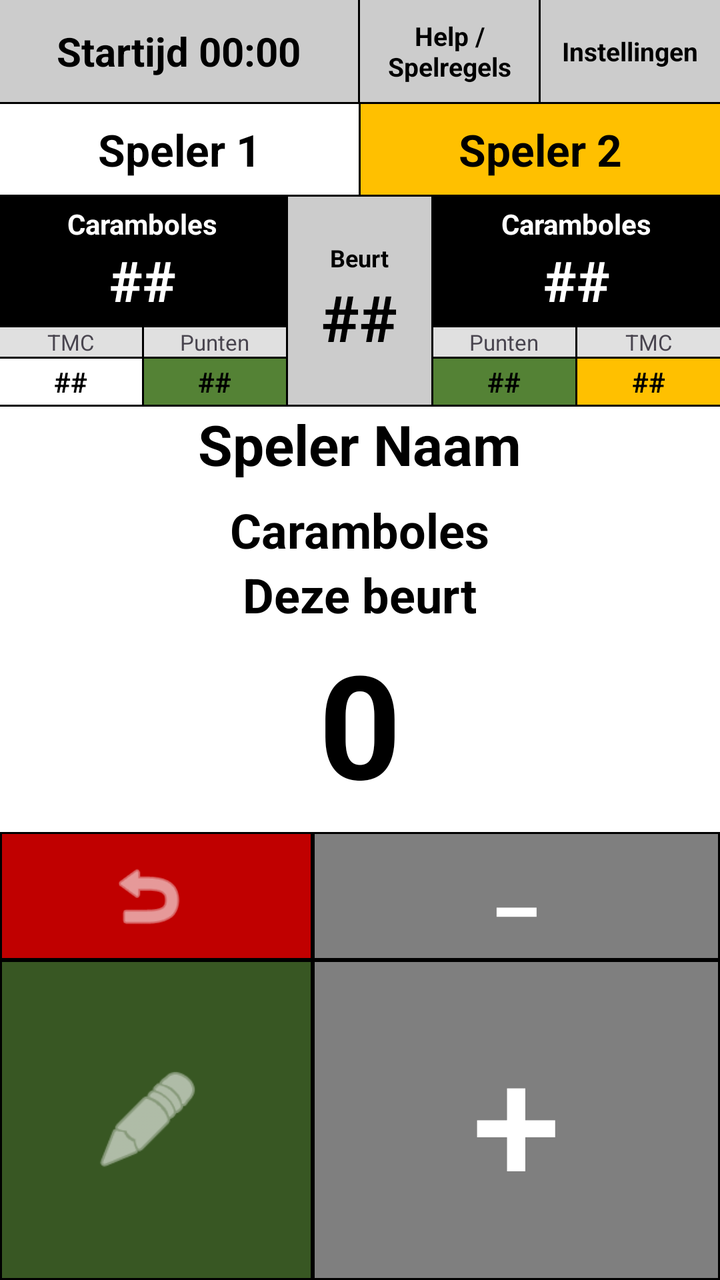
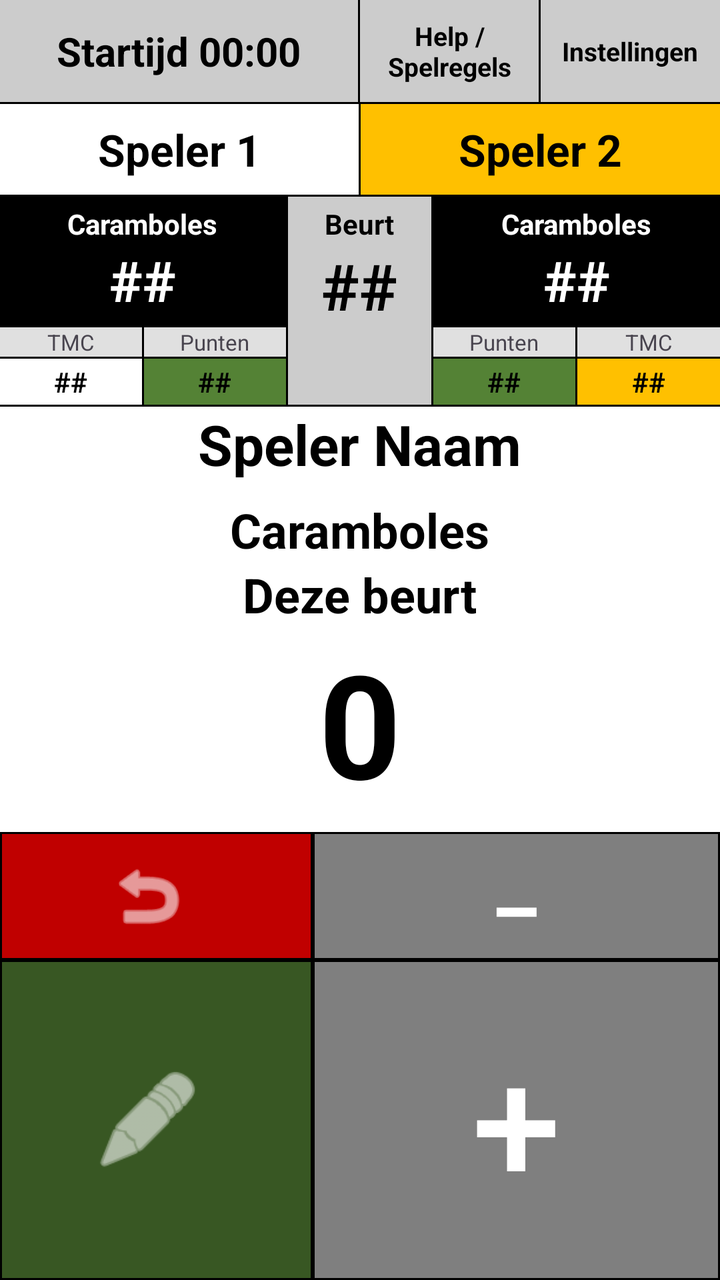

Two renders of the same Android screen: before a commit and after it. Below are the layout's source before the change and the commit's diff.
<!-- AndroidManifest.xml: application theme Theme.ScoreKrijtApp -->
<!-- res/layout/activity_biljard_game.xml -->
﻿<?xml version="1.0" encoding="utf-8"?>
<androidx.constraintlayout.widget.ConstraintLayout xmlns:android="http://schemas.android.com/apk/res/android"
    xmlns:app="http://schemas.android.com/apk/res-auto"
    xmlns:tools="http://schemas.android.com/tools"
    android:id="@+id/main"
    android:layout_width="match_parent"
    android:layout_height="match_parent"
    android:background="@color/white"
    tools:context=".BiljardGame">

    
    <LinearLayout
        android:id="@+id/ll_top_header"
        android:layout_width="match_parent"
        android:layout_height="wrap_content"
        android:orientation="horizontal"
        app:layout_constraintTop_toTopOf="parent">

        <TextView
            android:id="@+id/tv_start_time"
            android:layout_width="0dp"
            android:layout_height="wrap_content"
            android:layout_weight="1"
            android:background="@color/gray_header"
            android:gravity="center"
            android:padding="12dp"
            android:text="Startijd 00:00"
            android:textColor="@color/black"
            android:textSize="20sp"
            android:textStyle="bold" />

        <View
            android:layout_width="1dp"
            android:layout_height="match_parent"
            android:background="@color/black" />

        <TextView
            android:id="@+id/btn_help_top"
            android:layout_width="0dp"
            android:layout_height="match_parent"
            android:layout_weight="0.5"
            android:background="@color/gray_header"
            android:gravity="center"
            android:padding="4dp"
            android:text="@string/help_menu_label"
            android:textColor="@color/black"
            android:textSize="13sp"
            android:textStyle="bold" />

        <View
            android:layout_width="1dp"
            android:layout_height="match_parent"
            android:background="@color/black" />


        <TextView
            android:id="@+id/btn_settings"
            android:layout_width="0dp"
            android:layout_height="match_parent"
            android:layout_weight="0.5"
            android:background="@color/gray_header"
            android:gravity="center"
            android:padding="4dp"
            android:text="@string/settings_label"
            android:textColor="@color/black"
            android:textSize="13sp"
            android:textStyle="bold" />
    </LinearLayout>

    <View
        android:id="@+id/line1"
        android:layout_width="match_parent"
        android:layout_height="1dp"
        android:background="@color/black"
        app:layout_constraintTop_toBottomOf="@id/ll_top_header" />

    
    <LinearLayout
        android:id="@+id/ll_player_names"
        android:layout_width="match_parent"
        android:layout_height="wrap_content"
        android:baselineAligned="false"
        android:orientation="horizontal"
        app:layout_constraintTop_toBottomOf="@id/line1">

        <TextView
            android:id="@+id/tv_player1_name"
            android:layout_width="0dp"
            android:layout_height="wrap_content"
            android:layout_weight="1"
            android:background="@color/white"
            android:gravity="center"
            android:padding="8dp"
            android:text="@string/player1_default"
            android:textColor="@color/black"
            android:textSize="22sp"
            android:textStyle="bold" />

        <View
            android:layout_width="1dp"
            android:layout_height="match_parent"
            android:background="@color/black" />

        <TextView
            android:id="@+id/tv_player2_name"
            android:layout_width="0dp"
            android:layout_height="match_parent"
            android:layout_weight="1"
            android:background="@color/player2_yellow"
            android:gravity="center"
            android:padding="8dp"
            android:text="@string/player2_default"
            android:textColor="@color/black"
            android:textSize="22sp"
            android:textStyle="bold" />
    </LinearLayout>

    <View
        android:id="@+id/line2"
        android:layout_width="match_parent"
        android:layout_height="1dp"
        android:background="@color/black"
        app:layout_constraintTop_toBottomOf="@id/ll_player_names" />

    
    <LinearLayout
        android:id="@+id/ll_score_grid"
        android:layout_width="match_parent"
        android:layout_height="wrap_content"
        android:orientation="horizontal"
        app:layout_constraintTop_toBottomOf="@id/line2">

        
        <LinearLayout
            android:layout_width="0dp"
            android:layout_height="wrap_content"
            android:layout_weight="2"
            android:orientation="vertical">

            <LinearLayout
                android:layout_width="match_parent"
                android:layout_height="wrap_content"
                android:background="@color/black"
                android:gravity="center"
                android:orientation="vertical"
                android:padding="4dp">

                <TextView
                    android:layout_width="wrap_content"
                    android:layout_height="wrap_content"
                    android:text="@string/caramboles"
                    android:textColor="@color/white"
                    android:textSize="14sp"
                    android:textStyle="bold" />

                <TextView
                    android:id="@+id/tv_p1_caramboles"
                    android:layout_width="wrap_content"
                    android:layout_height="wrap_content"
                    android:text="##"
                    android:textColor="@color/white"
                    android:textSize="28sp"
                    android:textStyle="bold" />
            </LinearLayout>

            <View
                android:layout_width="match_parent"
                android:layout_height="1dp"
                android:background="@color/black" />

            <LinearLayout
                android:layout_width="match_parent"
                android:layout_height="wrap_content"
                android:orientation="horizontal">

                <TextView
                    android:layout_width="0dp"
                    android:layout_height="wrap_content"
                    android:layout_weight="1"
                    android:background="@color/gray_background"
                    android:gravity="center"
                    android:text="@string/tmc"
                    android:textSize="11sp" />

                <View
                    android:layout_width="1dp"
                    android:layout_height="match_parent"
                    android:background="@color/black" />

                <TextView
                    android:layout_width="0dp"
                    android:layout_height="wrap_content"
                    android:layout_weight="1"
                    android:background="@color/gray_background"
                    android:gravity="center"
                    android:text="@string/points"
                    android:textSize="11sp" />
            </LinearLayout>

            <View
                android:layout_width="match_parent"
                android:layout_height="1dp"
                android:background="@color/black" />

            <LinearLayout
                android:layout_width="match_parent"
                android:layout_height="wrap_content"
                android:orientation="horizontal">

                <TextView
                    android:id="@+id/tv_p1_tmc"
                    android:layout_width="0dp"
                    android:layout_height="wrap_content"
                    android:layout_weight="1"
                    android:background="@color/white"
                    android:gravity="center"
                    android:padding="2dp"
                    android:text="##"
                    android:textColor="@color/black"
                    android:textStyle="bold" />

                <View
                    android:layout_width="1dp"
                    android:layout_height="match_parent"
                    android:background="@color/black" />

                <TextView
                    android:id="@+id/tv_p1_punten"
                    android:layout_width="0dp"
                    android:layout_height="match_parent"
                    android:layout_weight="1"
                    android:background="@color/stats_green"
                    android:gravity="center"
                    android:padding="2dp"
                    android:text="##"
                    android:textColor="@color/black"
                    android:textStyle="bold" />
            </LinearLayout>
        </LinearLayout>

        <View
            android:layout_width="1dp"
            android:layout_height="match_parent"
            android:background="@color/black" />

        
        <LinearLayout
            android:layout_width="0dp"
            android:layout_height="match_parent"
            android:layout_weight="1"
            android:background="@color/gray_header"
            android:gravity="center"
            android:orientation="vertical">

            <TextView
                android:layout_width="wrap_content"
                android:layout_height="wrap_content"
                android:text="@string/inning"
                android:textColor="@color/black"
                android:textSize="12sp"
                android:textStyle="bold" />

            <TextView
                android:id="@+id/tv_current_turn"
                android:layout_width="wrap_content"
                android:layout_height="wrap_content"
                android:text="##"
                android:textColor="@color/black"
                android:textSize="32sp"
                android:textStyle="bold" />
        </LinearLayout>

        <View
            android:layout_width="1dp"
            android:layout_height="match_parent"
            android:background="@color/black" />

        
        <LinearLayout
            android:layout_width="0dp"
            android:layout_height="wrap_content"
            android:layout_weight="2"
            android:orientation="vertical">

            <LinearLayout
                android:layout_width="match_parent"
                android:layout_height="wrap_content"
                android:background="@color/black"
                android:gravity="center"
                android:orientation="vertical"
                android:padding="4dp">

                <TextView
                    android:layout_width="wrap_content"
                    android:layout_height="wrap_content"
                    android:text="@string/caramboles"
                    android:textColor="@color/white"
                    android:textSize="14sp"
                    android:textStyle="bold" />

                <TextView
                    android:id="@+id/tv_p2_caramboles"
                    android:layout_width="wrap_content"
                    android:layout_height="wrap_content"
                    android:text="##"
                    android:textColor="@color/white"
                    android:textSize="28sp"
                    android:textStyle="bold" />
            </LinearLayout>

            <View
                android:layout_width="match_parent"
                android:layout_height="1dp"
                android:background="@color/black" />

            <LinearLayout
                android:layout_width="match_parent"
                android:layout_height="wrap_content"
                android:orientation="horizontal">

                <TextView
                    android:layout_width="0dp"
                    android:layout_height="wrap_content"
                    android:layout_weight="1"
                    android:background="@color/gray_background"
                    android:gravity="center"
                    android:text="@string/points"
                    android:textSize="11sp" />

                <View
                    android:layout_width="1dp"
                    android:layout_height="match_parent"
                    android:background="@color/black" />

                <TextView
                    android:layout_width="0dp"
                    android:layout_height="wrap_content"
                    android:layout_weight="1"
                    android:background="@color/gray_background"
                    android:gravity="center"
                    android:text="@string/tmc"
                    android:textSize="11sp" />
            </LinearLayout>

            <View
                android:layout_width="match_parent"
                android:layout_height="1dp"
                android:background="@color/black" />

            <LinearLayout
                android:layout_width="match_parent"
                android:layout_height="wrap_content"
                android:orientation="horizontal">

                <TextView
                    android:id="@+id/tv_p2_punten"
                    android:layout_width="0dp"
                    android:layout_height="match_parent"
                    android:layout_weight="1"
                    android:background="@color/stats_green"
                    android:gravity="center"
                    android:padding="2dp"
                    android:text="##"
                    android:textColor="@color/black"
                    android:textStyle="bold" />

                <View
                    android:layout_width="1dp"
                    android:layout_height="match_parent"
                    android:background="@color/black" />

                <TextView
                    android:id="@+id/tv_p2_tmc"
                    android:layout_width="0dp"
                    android:layout_height="wrap_content"
                    android:layout_weight="1"
                    android:background="@color/player2_yellow"
                    android:gravity="center"
                    android:padding="2dp"
                    android:text="##"
                    android:textColor="@color/black"
                    android:textStyle="bold" />
            </LinearLayout>
        </LinearLayout>
    </LinearLayout>

    <View
        android:id="@+id/line3"
        android:layout_width="match_parent"
        android:layout_height="1dp"
        android:background="@color/black"
        app:layout_constraintTop_toBottomOf="@id/ll_score_grid" />

    
    <LinearLayout
        android:id="@+id/ll_display"
        android:layout_width="match_parent"
        android:layout_height="0dp"
        android:gravity="center"
        android:orientation="vertical"
        app:layout_constraintBottom_toTopOf="@id/ll_controls"
        app:layout_constraintTop_toBottomOf="@id/line3"
        app:layout_constraintVertical_weight="1">

        <TextView
            android:id="@+id/tv_active_player_name"
            android:layout_width="wrap_content"
            android:layout_height="wrap_content"
            android:layout_marginBottom="8dp"
            android:text="Speler Naam"
            android:textColor="@color/black"
            android:textSize="28sp"
            android:textStyle="bold" />

        <TextView
            android:layout_width="wrap_content"
            android:layout_height="wrap_content"
            android:text="@string/caramboles"
            android:textColor="@color/black"
            android:textSize="24sp"
            android:textStyle="bold" />

        <TextView
            android:layout_width="wrap_content"
            android:layout_height="wrap_content"
            android:text="@string/this_turn"
            android:textColor="@color/black"
            android:textSize="24sp"
            android:textStyle="bold" />

        <TextView
            android:id="@+id/tv_inning_score"
            android:layout_width="wrap_content"
            android:layout_height="wrap_content"
            android:text="0"
            android:textColor="@color/black"
            android:textSize="72sp"
            android:textStyle="bold" />

        <TextView
            android:id="@+id/tv_remaining"
            android:layout_width="wrap_content"
            android:layout_height="wrap_content"
            android:layout_marginTop="4dp"
            android:text="En nog ##"
            android:textColor="@color/black"
            android:textSize="18sp"
            android:textStyle="bold" />
    </LinearLayout>

    
    <LinearLayout
        android:id="@+id/ll_controls"
        android:layout_width="match_parent"
        android:layout_height="0dp"
        android:orientation="horizontal"
        app:layout_constraintBottom_toBottomOf="parent"
        app:layout_constraintHeight_percent="0.35">

        <LinearLayout
            android:layout_width="0dp"
            android:layout_height="match_parent"
            android:layout_weight="1"
            android:orientation="vertical">

            <com.google.android.material.button.MaterialButton
                android:id="@+id/btn_undo"
                android:layout_width="match_parent"
                android:layout_height="0dp"
                android:layout_weight="1"
                android:backgroundTint="@color/undo_red"
                android:insetLeft="0dp"
                android:insetTop="0dp"
                android:insetRight="0dp"
                android:insetBottom="0dp"
                android:padding="0dp"
                app:cornerRadius="0dp"
                app:icon="@android:drawable/ic_menu_revert"
                app:iconGravity="textStart"
                app:iconSize="42dp"
                app:strokeColor="@color/black"
                app:strokeWidth="1dp" />

            <com.google.android.material.button.MaterialButton
                android:id="@+id/btn_edit"
                android:layout_width="match_parent"
                android:layout_height="0dp"
                android:layout_weight="2.5"
                android:backgroundTint="@color/edit_green"
                android:insetLeft="0dp"
                android:insetTop="0dp"
                android:insetRight="0dp"
                android:insetBottom="0dp"
                android:padding="0dp"
                app:cornerRadius="0dp"
                app:icon="@android:drawable/ic_menu_edit"
                app:iconGravity="textStart"
                app:iconSize="56dp"
                app:strokeColor="@color/black"
                app:strokeWidth="1dp" />
        </LinearLayout>

        <LinearLayout
            android:layout_width="0dp"
            android:layout_height="match_parent"
            android:layout_weight="1.3"
            android:orientation="vertical">

            <com.google.android.material.button.MaterialButton
                android:id="@+id/btn_minus"
                android:layout_width="match_parent"
                android:layout_height="0dp"
                android:layout_weight="1"
                android:backgroundTint="@color/btn_gray"
                android:insetLeft="0dp"
                android:insetTop="0dp"
                android:insetRight="0dp"
                android:insetBottom="0dp"
                android:text="@string/minus_sign"
                android:textColor="@color/white"
                android:textSize="48sp"
                app:cornerRadius="0dp"
                app:strokeColor="@color/black"
                app:strokeWidth="1dp" />

            <com.google.android.material.button.MaterialButton
                android:id="@+id/btn_plus"
                android:layout_width="match_parent"
                android:layout_height="0dp"
                android:layout_weight="2.5"
                android:backgroundTint="@color/btn_gray"
                android:insetLeft="0dp"
                android:insetTop="0dp"
                android:insetRight="0dp"
                android:insetBottom="0dp"
                android:text="@string/plus_sign"
                android:textColor="@color/white"
                android:textSize="80sp"
                app:cornerRadius="0dp"
                app:strokeColor="@color/black"
                app:strokeWidth="1dp" />
        </LinearLayout>
    </LinearLayout>

</androidx.constraintlayout.widget.ConstraintLayout>
<!-- resources referenced by this layout -->
<resources>
  <color name="black">#FF000000</color>
  <color name="btn_gray">#7F7F7F</color>
  <color name="edit_green">#385723</color>
  <color name="gray_background">#E0E0E0</color>
  <color name="gray_header">#CCCCCC</color>
  <color name="player2_yellow">#FFC000</color>
  <color name="stats_green">#548235</color>
  <color name="undo_red">#C00000</color>
  <color name="white">#FFFFFFFF</color>
  <string name="caramboles">Caramboles</string>
  <string name="help_menu_label">Help / Spelregels</string>
  <string name="inning">Beurt</string>
  <string name="minus_sign">−</string>
  <string name="player1_default">Speler 1</string>
  <string name="player2_default">Speler 2</string>
  <string name="plus_sign">+</string>
  <string name="points">Punten</string>
  <string name="settings_label">Instellingen</string>
  <string name="this_turn">Deze beurt</string>
  <string name="tmc">TMC</string>
  <style name="Theme.ScoreKrijtApp" parent="Base.Theme.ScoreKrijtApp" />
  <style name="Base.Theme.ScoreKrijtApp" parent="Theme.Material3.Light.NoActionBar">
          
          <item name="colorPrimary">@color/edit_green</item>
          <item name="colorOnPrimary">@color/white</item>
          <item name="colorPrimaryContainer">#D1E8C5</item>
          <item name="colorOnPrimaryContainer">@color/edit_green</item>
  
          
          <item name="colorSecondary">@color/stats_green</item>
          <item name="colorOnSecondary">@color/white</item>
          <item name="colorSecondaryContainer">#E8F5E9</item>
          <item name="colorOnSecondaryContainer">@color/stats_green</item>
  
          
          <item name="colorTertiary">#2E7D32</item>
          <item name="colorOnTertiary">@color/white</item>
          <item name="colorTertiaryContainer">#C8E6C9</item>
          <item name="colorOnTertiaryContainer">#1B5E20</item>
  
          
          <item name="android:statusBarColor">@color/edit_green</item>
      </style>
</resources>

<!-- the commit's change to res/layout/activity_biljard_game.xml (unified diff, before → after) -->
@@ -40,6 +40,7 @@
             android:layout_height="match_parent"
             android:layout_weight="0.5"
             android:background="@color/gray_header"
+            android:foreground="@drawable/bevel_raised_small"
             android:gravity="center"
             android:padding="4dp"
             android:text="@string/help_menu_label"
@@ -59,6 +60,7 @@
             android:layout_height="match_parent"
             android:layout_weight="0.5"
             android:background="@color/gray_header"
+            android:foreground="@drawable/bevel_raised_small"
             android:gravity="center"
             android:padding="4dp"
             android:text="@string/settings_label"
@@ -193,6 +195,7 @@
                     android:layout_weight="1"
                     android:background="@color/gray_background"
                     android:gravity="center"
+                    android:id="@+id/tv_p1_points_label"
                     android:text="@string/points"
                     android:textSize="11sp" />
             </LinearLayout>
@@ -245,11 +248,17 @@
 
         
         <LinearLayout
+            android:id="@+id/inning_column"
             android:layout_width="0dp"
             android:layout_height="match_parent"
             android:layout_weight="1"
             android:background="@color/gray_header"
-            android:gravity="center"
+            android:clickable="true"
+            android:contentDescription="Tijdelijk wedstrijd overzicht"
+            android:focusable="true"
+            android:foreground="@drawable/bevel_raised_small"
+            android:gravity="top|center_horizontal"
+            android:paddingTop="4dp"
             android:orientation="vertical">
 
             <TextView
@@ -257,7 +266,7 @@
                 android:layout_height="wrap_content"
                 android:text="@string/inning"
                 android:textColor="@color/black"
-                android:textSize="12sp"
+                android:textSize="14sp"
                 android:textStyle="bold" />
 
             <TextView
@@ -324,6 +333,7 @@
                     android:layout_weight="1"
                     android:background="@color/gray_background"
                     android:gravity="center"
+                    android:id="@+id/tv_p2_points_label"
                     android:text="@string/points"
                     android:textSize="11sp" />
 
@@ -469,6 +479,9 @@
                 android:layout_height="0dp"
                 android:layout_weight="1"
                 android:backgroundTint="@color/undo_red"
+                android:elevation="0dp"
+                android:foreground="@drawable/bevel_raised"
+                android:stateListAnimator="@null"
                 android:insetLeft="0dp"
                 android:insetTop="0dp"
                 android:insetRight="0dp"
@@ -487,6 +500,9 @@
                 android:layout_height="0dp"
                 android:layout_weight="2.5"
                 android:backgroundTint="@color/edit_green"
+                android:elevation="0dp"
+                android:foreground="@drawable/bevel_raised"
+                android:stateListAnimator="@null"
                 android:insetLeft="0dp"
                 android:insetTop="0dp"
                 android:insetRight="0dp"
@@ -512,6 +528,9 @@
                 android:layout_height="0dp"
                 android:layout_weight="1"
                 android:backgroundTint="@color/btn_gray"
+                android:elevation="0dp"
+                android:foreground="@drawable/bevel_raised"
+                android:stateListAnimator="@null"
                 android:insetLeft="0dp"
                 android:insetTop="0dp"
                 android:insetRight="0dp"
@@ -529,6 +548,9 @@
                 android:layout_height="0dp"
                 android:layout_weight="2.5"
                 android:backgroundTint="@color/btn_gray"
+                android:elevation="0dp"
+                android:foreground="@drawable/bevel_raised"
+                android:stateListAnimator="@null"
                 android:insetLeft="0dp"
                 android:insetTop="0dp"
                 android:insetRight="0dp"
<!-- resource entries referenced after the edit -->
@@ -9,6 +9,8 @@
   <color name="stats_green">#548235</color>
   <color name="undo_red">#C00000</color>
   <color name="white">#FFFFFFFF</color>
+  <!-- drawable bevel_raised: vector/xml drawable (drawable, 2449 chars, omitted) -->
+  <!-- drawable bevel_raised_small: vector/xml drawable (drawable, 2441 chars, omitted) -->
   <string name="caramboles">Caramboles</string>
   <string name="help_menu_label">Help / Spelregels</string>
   <string name="inning">Beurt</string>
@@ -42,6 +44,32 @@
   
           
           <item name="android:statusBarColor">@color/edit_green</item>
+  
+          
+          <item name="materialButtonStyle">@style/Widget.ScoreKrijt.Button</item>
+  
+          
+          <item name="alertDialogTheme">@style/ThemeOverlay.ScoreKrijt.AlertDialog</item>
+          <item name="materialAlertDialogTheme">@style/ThemeOverlay.ScoreKrijt.AlertDialog</item>
+      </style>
+  <style name="Widget.ScoreKrijt.Button" parent="Widget.Material3.Button">
+          <item name="shapeAppearance">@style/ShapeAppearance.ScoreKrijt.Button</item>
+          
+          <item name="android:stateListAnimator">@animator/button_relief</item>
+          <item name="strokeColor">#40000000</item>
+          <item name="strokeWidth">1dp</item>
+      </style>
+  <style name="ThemeOverlay.ScoreKrijt.AlertDialog" parent="ThemeOverlay.Material3.MaterialAlertDialog">
+          <item name="buttonBarPositiveButtonStyle">@style/Widget.ScoreKrijt.Button.Dialog</item>
+          <item name="buttonBarNegativeButtonStyle">@style/Widget.ScoreKrijt.Button.Dialog</item>
+          <item name="buttonBarNeutralButtonStyle">@style/Widget.ScoreKrijt.Button.Dialog</item>
+      </style>
+  <style name="ShapeAppearance.ScoreKrijt.Button" parent="">
+          <item name="cornerFamily">rounded</item>
+          <item name="cornerSize">6dp</item>
+      </style>
+  <style name="Widget.ScoreKrijt.Button.Dialog" parent="Widget.Material3.Button.TextButton.Dialog">
+          <item name="shapeAppearance">@style/ShapeAppearance.ScoreKrijt.Button</item>
       </style>
 </resources>
 
